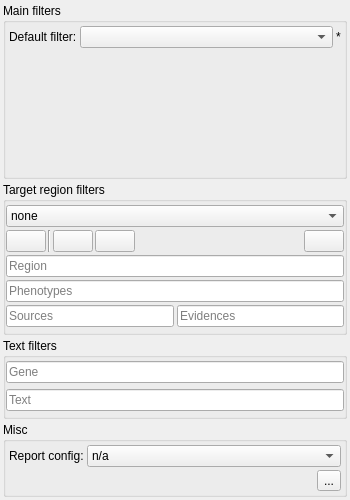
Above: src/GSvar/FilterWidget.ui from imgag/ngs-bits before the change. Below: the same form after it.
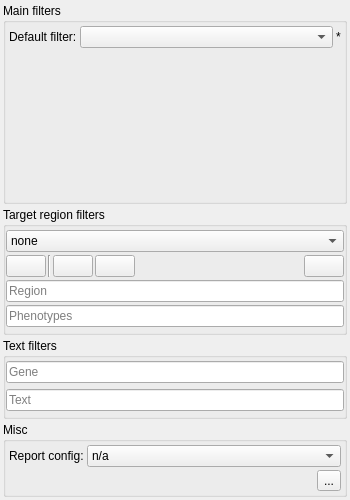
That is the form after the change. Icons and pictures are not drawn. Custom widgets are drawn as their Qt base class.

Commit message: start restructuring the Source and Evi Gui representation

```diff
--- a/src/GSvar/FilterWidget.ui
+++ b/src/GSvar/FilterWidget.ui
@@ -309,33 +309,6 @@
         </property>
        </widget>
       </item>
-      <item>
-       <layout class="QHBoxLayout" name="horizontalLayout_2">
-        <item>
-         <widget class="ClickableLineEdit" name="sources">
-          <property name="text">
-           <string/>
-          </property>
-          <property name="readOnly">
-           <bool>true</bool>
-          </property>
-          <property name="placeholderText">
-           <string>Sources</string>
-          </property>
-         </widget>
-        </item>
-        <item>
-         <widget class="ClickableLineEdit" name="evidences">
-          <property name="readOnly">
-           <bool>true</bool>
-          </property>
-          <property name="placeholderText">
-           <string>Evidences</string>
-          </property>
-         </widget>
-        </item>
-       </layout>
-      </item>
      </layout>
     </widget>
    </item>
```
The commit also changes 14 other files.
